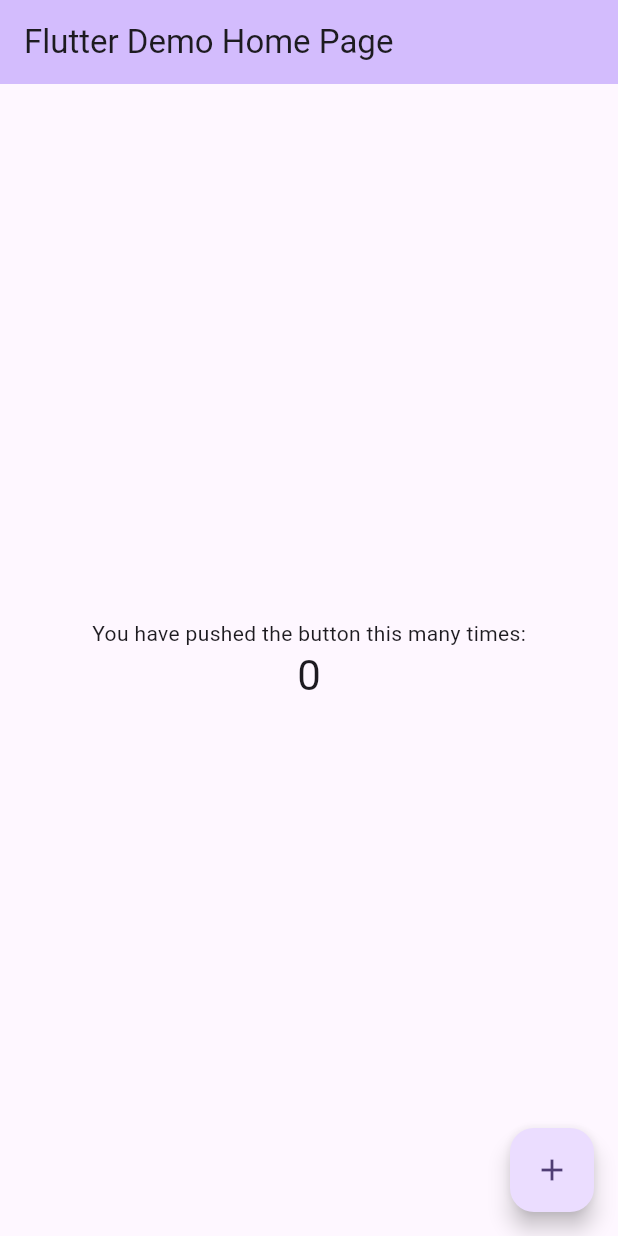
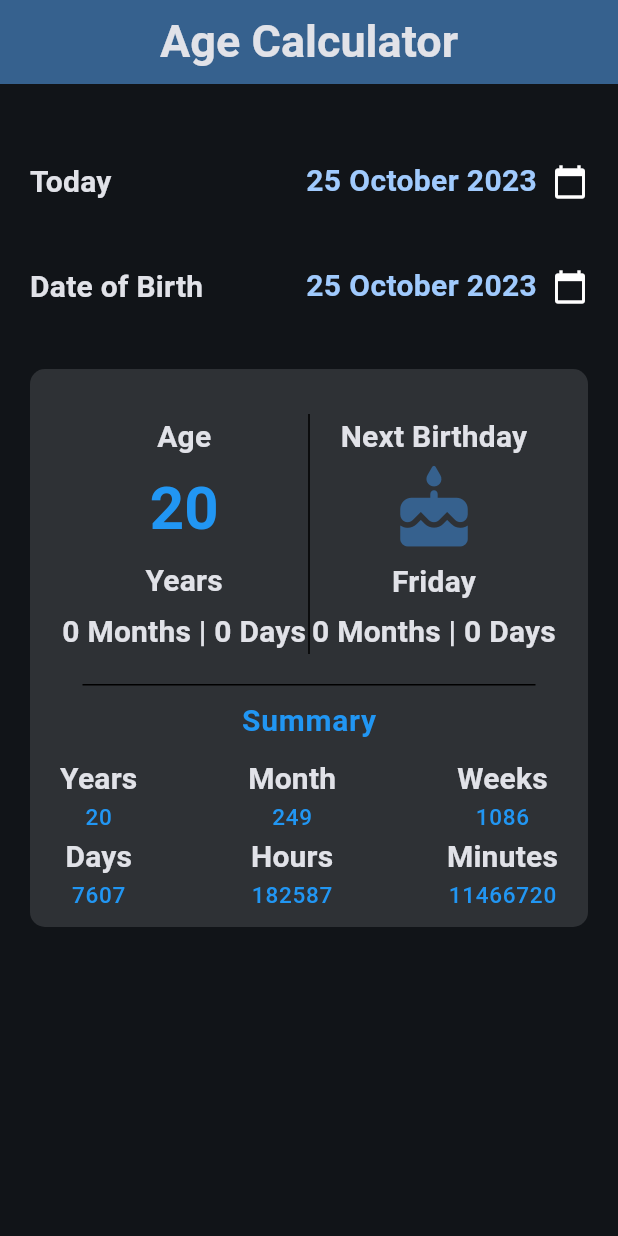
Before and after one commit to MarioQuirosLuna/Age_Calculator_Flutter, a Flutter app: the screen it shows after launch, on a phone screen of 412 x 824 dp. Run offline on Flutter 3.47's test engine with Material 2 defaults, Android fonts, the light colour scheme and no system bars.

Commit message:
Initial HomeScreen

```diff
--- /dev/null
+++ b/lib/config/theme/app_theme.dart
@@ -0,0 +1,47 @@
+import 'package:flutter/material.dart';
+
+const Color _customColor = Color(0xFFA904C6);
+const List<Color> _colorThemes = [
+  _customColor,
+  Colors.blue,
+  Colors.green,
+  Colors.red,
+  Colors.yellow,
+  Colors.pink,
+  Colors.cyan,
+];
+
+class AppTheme{
+
+  final int selectedColor;
+  final double titleFontSize;
+  final double subtitleFontSize;
+  final double paragraphFontSize;
+  final double bodyFontSize;
+
+  AppTheme({
+    this.selectedColor = 0,
+    this.titleFontSize = 30,
+    this.subtitleFontSize = 20,
+    this.paragraphFontSize = 15,
+    this.bodyFontSize = 40,
+  }): assert(selectedColor >= 0 && selectedColor < _colorThemes.length, 'Invalid color index, must be between 0 and ${_colorThemes.length - 1}');
+
+  ThemeData theme(){
+    final themeColor = _colorThemes[selectedColor];
+
+    return ThemeData(
+      useMaterial3: true,
+      colorSchemeSeed: _colorThemes[selectedColor],
+      brightness: Brightness.dark,
+      textTheme: TextTheme(
+        titleLarge: TextStyle(fontSize: titleFontSize, fontWeight: FontWeight.bold),
+        titleMedium: TextStyle(fontSize: subtitleFontSize, fontWeight: FontWeight.bold),
+        titleSmall: TextStyle(fontSize: paragraphFontSize),
+        labelLarge: TextStyle(fontSize: bodyFontSize, fontWeight: FontWeight.bold, color: themeColor),
+        labelMedium: TextStyle(fontSize: subtitleFontSize, fontWeight: FontWeight.bold, color: themeColor),
+        labelSmall: TextStyle(fontSize: paragraphFontSize, color: themeColor),
+      ),//Apply dark theme
+    );
+  }
+}
--- a/lib/main.dart
+++ b/lib/main.dart
@@ -1,4 +1,6 @@
 import 'package:flutter/material.dart';
+import 'package:age_calculator/config/theme/app_theme.dart';
+import 'package:age_calculator/presentation/screens/home/home_screen.dart';
 
 void main() {
   runApp(const MyApp());
@@ -12,58 +14,15 @@ class MyApp extends StatelessWidget {
   Widget build(BuildContext context) {
     return MaterialApp(
       title: 'Flutter Demo',
-      theme: ThemeData(
-        colorScheme: ColorScheme.fromSeed(seedColor: Colors.deepPurple),
-        useMaterial3: true,
-      ),
-      home: const MyHomePage(title: 'Flutter Demo Home Page'),
+      debugShowCheckedModeBanner: false,
+      theme: AppTheme(
+          selectedColor: 1,
+          titleFontSize: 30,
+          subtitleFontSize: 20,
+          paragraphFontSize: 15,
+          bodyFontSize: 40
+      ).theme(),
+      home: const HomeScreen()
     );
   }
 }
-
-class MyHomePage extends StatefulWidget {
-  const MyHomePage({super.key, required this.title});
-  final String title;
-
-  @override
-  State<MyHomePage> createState() => _MyHomePageState();
-}
-
-class _MyHomePageState extends State<MyHomePage> {
-  int _counter = 0;
-
-  void _incrementCounter() {
-    setState(() {
-      _counter++;
-    });
-  }
-
-  @override
-  Widget build(BuildContext context) {
-    return Scaffold(
-      appBar: AppBar(
-        backgroundColor: Theme.of(context).colorScheme.inversePrimary,
-        title: Text(widget.title),
-      ),
-      body: Center(
-        child: Column(
-          mainAxisAlignment: MainAxisAlignment.center,
-          children: <Widget>[
-            const Text(
-              'You have pushed the button this many times:',
-            ),
-            Text(
-              '$_counter',
-              style: Theme.of(context).textTheme.headlineMedium,
-            ),
-          ],
-        ),
-      ),
-      floatingActionButton: FloatingActionButton(
-        onPressed: _incrementCounter,
-        tooltip: 'Increment',
-        child: const Icon(Icons.add),
-      ), // This trailing comma makes auto-formatting nicer for build methods.
-    );
-  }
-}
--- /dev/null
+++ b/lib/presentation/screens/home/home_screen.dart
@@ -0,0 +1,165 @@
+import 'package:flutter/material.dart';
+
+class HomeScreen extends StatelessWidget {
+  const HomeScreen({
+    Key? key,
+  }) : super(key: key);
+
+  @override
+  Widget build(BuildContext context) {
+    return SafeArea(
+      child: Scaffold(
+        appBar: AppBar(
+          centerTitle: true,
+          backgroundColor: Theme.of(context).colorScheme.inversePrimary,
+          title: const Text('Age Calculator'),
+        ),
+        body: const Padding(
+          padding: EdgeInsets.symmetric(horizontal: 20, vertical: 10),
+          child: Column(
+            children: [
+              _DatePicker(title: 'Today',),
+              _DatePicker(title: 'Date of Birth',),
+              SizedBox(height: 40),
+              _InformationBox(),
+            ]
+          ),
+        ),
+      ),
+    );
+  }
+}
+
+class _InformationBox extends StatelessWidget {
+  const _InformationBox({
+    super.key,
+  });
+
+  @override
+  Widget build(BuildContext context) {
+    return Container(
+      decoration: BoxDecoration(
+        color: Theme.of(context).colorScheme.onInverseSurface,
+        borderRadius: BorderRadius.circular(10),
+      ),
+      padding: const EdgeInsets.symmetric(horizontal: 20, vertical: 10),
+      child: Column(
+        children: [
+          Row(
+              mainAxisAlignment: MainAxisAlignment.spaceEvenly,
+              children: [
+                Container(
+                  height: 200,
+                  padding: const EdgeInsets.symmetric(vertical: 20),
+                  child: Column(
+                    mainAxisAlignment: MainAxisAlignment.spaceBetween,
+                    children: [
+                      Text('Age', style: Theme.of(context).textTheme.titleMedium),
+                      Text('20', style: Theme.of(context).textTheme.labelLarge),
+                      Text('Years', style: Theme.of(context).textTheme.titleMedium),
+                      Text('0 Months | 0 Days', style: Theme.of(context).textTheme.titleMedium),
+                    ],
+                  ),
+                ),
+                Container(
+                  height: 160,
+                  width: 1,
+                  color: Colors.black,
+                ),
+                Container(
+                  height: 200,
+                  padding: const EdgeInsets.symmetric(vertical: 20),
+                  child: Column(
+                    mainAxisAlignment: MainAxisAlignment.spaceBetween,
+                    children: [
+                      Text('Next Birthday', style: Theme.of(context).textTheme.titleMedium),
+                      Icon(Icons.cake_rounded, size: 60, color: Theme.of(context).colorScheme.inversePrimary),
+                      Text('Friday', style: Theme.of(context).textTheme.titleMedium),
+                      Text('0 Months | 0 Days', style: Theme.of(context).textTheme.titleMedium),
+                    ],
+                  ),
+                ),
+              ]
+          ),
+          Container(
+            height: 1,
+            width: double.infinity,
+            color: Colors.black,
+            margin: const EdgeInsets.symmetric(horizontal: 15),
+          ),
+          Padding(
+            padding: const EdgeInsets.symmetric(vertical: 10, horizontal: 20),
+            child: Text('Summary', style: Theme.of(context).textTheme.labelMedium),
+          ),
+          Row(
+              mainAxisAlignment: MainAxisAlignment.spaceBetween,
+              children: [
+                Column(
+                  children: [
+                    Text('Years', style: Theme.of(context).textTheme.titleMedium),
+                    Text('20', style: Theme.of(context).textTheme.labelSmall),
+                    Text('Days', style: Theme.of(context).textTheme.titleMedium),
+                    Text('7607', style: Theme.of(context).textTheme.labelSmall),
+                  ],
+                ),
+                Column(
+                  children: [
+                    Text('Month', style: Theme.of(context).textTheme.titleMedium),
+                    Text('249', style: Theme.of(context).textTheme.labelSmall),
+                    Text('Hours', style: Theme.of(context).textTheme.titleMedium),
+                    Text('182587', style: Theme.of(context).textTheme.labelSmall),
+                  ],
+                ),
+                Column(
+                  children: [
+                    Text('Weeks', style: Theme.of(context).textTheme.titleMedium),
+                    Text('1086', style: Theme.of(context).textTheme.labelSmall),
+                    Text('Minutes', style: Theme.of(context).textTheme.titleMedium),
+                    Text('11466720', style: Theme.of(context).textTheme.labelSmall),
+                  ],
+                ),
+              ]
+          ),
+        ],
+      ),
+    );
+  }
+}
+
+class _DatePicker extends StatelessWidget {
+  final String title;
+  const _DatePicker({
+    super.key,
+    required this.title,
+  });
+
+  @override
+  Widget build(BuildContext context) {
+    return Column(
+      children: [
+        const SizedBox(height: 40),
+        Row(
+          mainAxisAlignment: MainAxisAlignment.spaceBetween,
+          children: [
+            Text(title, style: Theme.of(context).textTheme.titleMedium),
+            Row(
+              children: [
+                Padding(
+                  padding: const EdgeInsets.symmetric(horizontal: 10),
+                  child: Text('25 October 2023',
+                      style: TextStyle(
+                        fontSize: 20,
+                          fontWeight: FontWeight.bold,
+                        color: Theme.of(context).colorScheme.primary
+                      )
+                  ),
+                ),
+                const Icon(Icons.calendar_today,)
+              ],
+            ),
+          ],
+        ),
+      ],
+    );
+  }
+}
```
